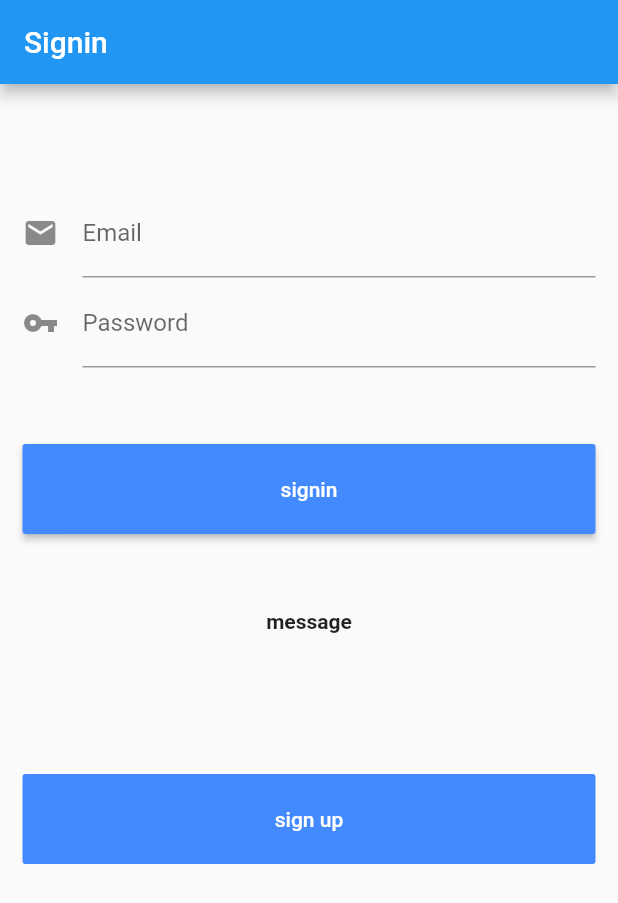
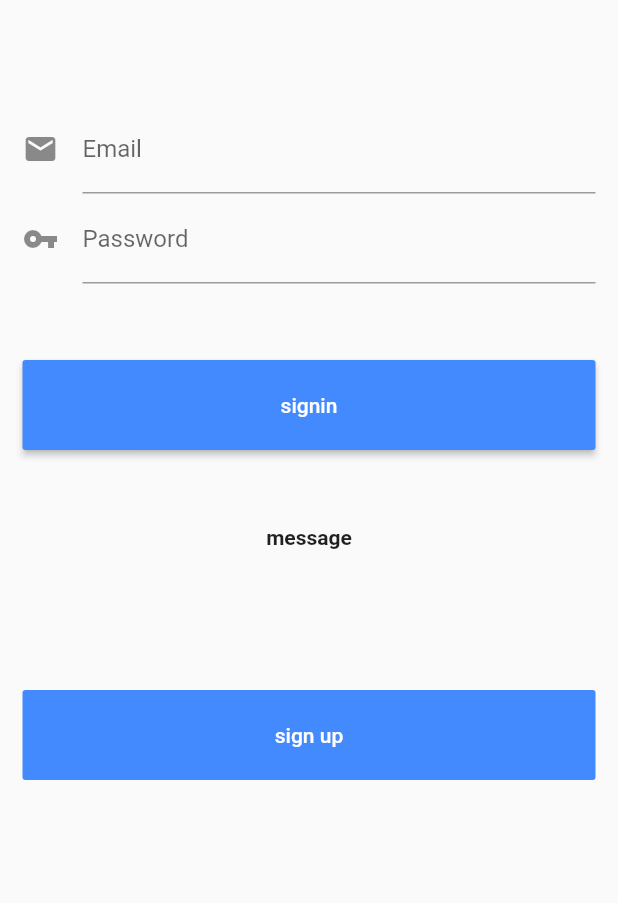
Before and after one commit to ibrahimBougaoua/factory_moblie_app, a Flutter app: the screen it shows after launch, on a phone screen of 412 x 824 dp. Shown: the top 903 px of the screen. Run offline on Flutter 3.47's test engine with Material 2 defaults, Android fonts, the phone set to English and light mode, and no system bars; our stand-ins replace shared_preferences; network calls fail.

Commit message:
Refactoring : signin

```diff
--- a/lib/view/signin.dart
+++ b/lib/view/signin.dart
@@ -1,3 +1,4 @@
+import 'package:flutter/services.dart';
 import 'package:factory_moblie_app/controller/api.dart';
 import 'package:factory_moblie_app/view/signup.dart';
 import 'package:flutter/material.dart';
@@ -38,13 +39,18 @@ class SigninState extends State<Signin> {
 
   @override
   Widget build(BuildContext context) {
+
+    SystemChrome.setSystemUIOverlayStyle(SystemUiOverlayStyle(
+      statusBarColor: Colors.transparent,
+    ));
+
     // TODO: implement build
     return MaterialApp(
       title: 'Signin',
       home: Scaffold(
-        appBar: AppBar(
-          title: Text('Signin'),
-        ),
+        //appBar: AppBar(
+        //  title: Text('Signin'),
+        //),
         body: Container(
           child: ListView(
             padding: const EdgeInsets.only(top: 70,left: 15,right: 15,bottom: 8),
```
